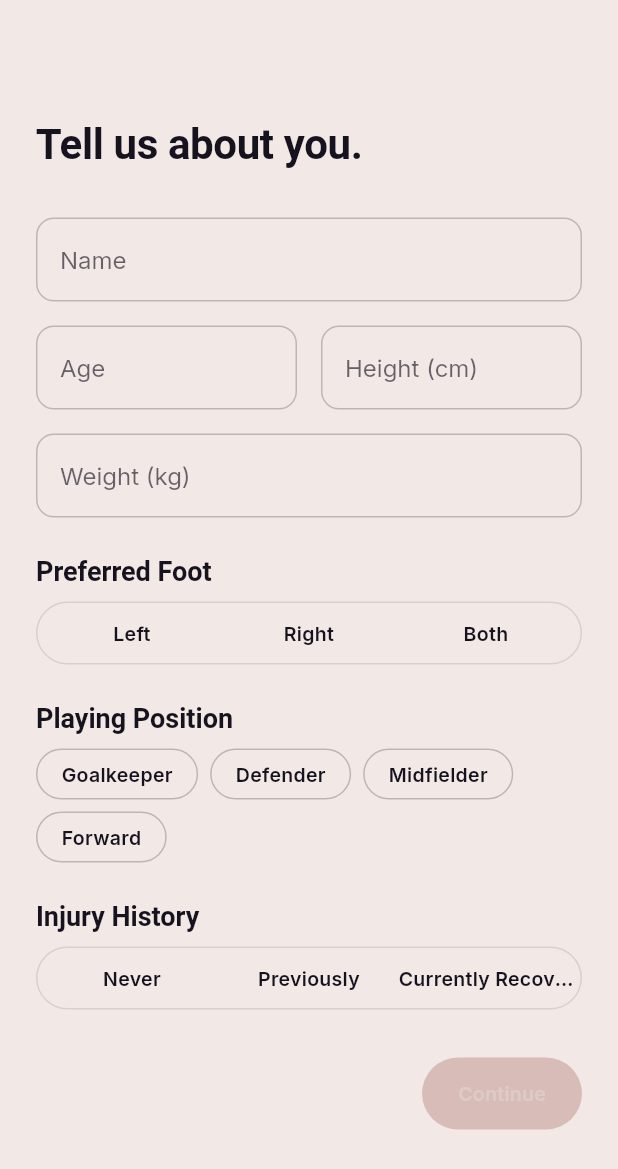
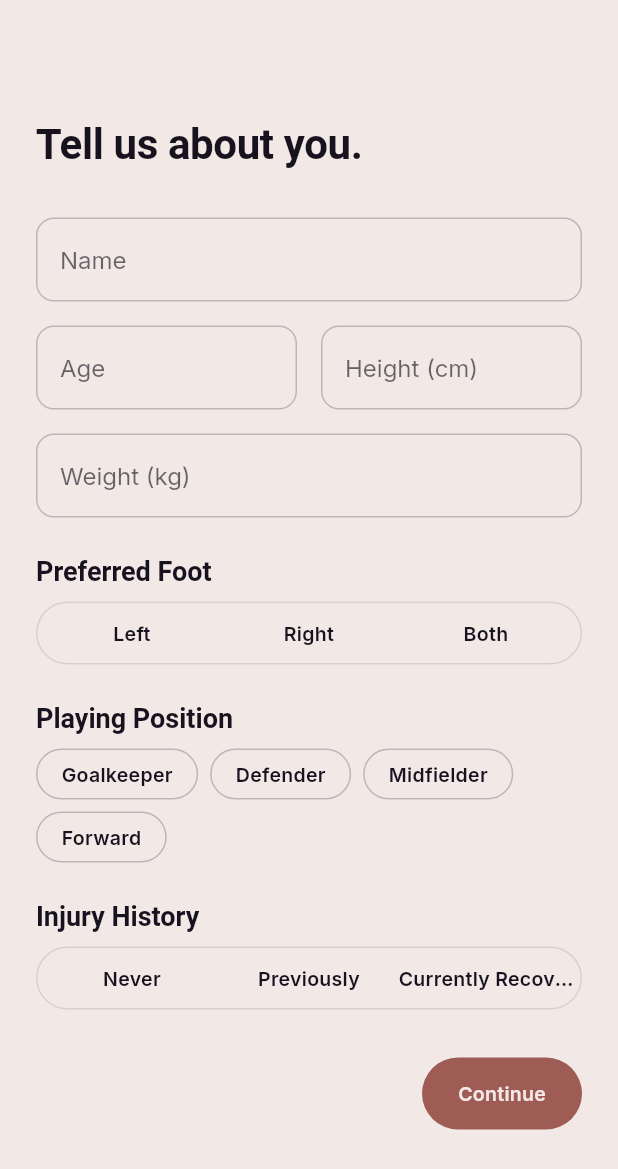
Before and after one commit to jv-013/vikzar-app, a Flutter app: the PlayerProfileScreen screen opened by its route, on a phone screen of 412 x 824 dp. Shown: the top 1169 px of the screen. Run offline on Flutter 3.47's test engine with Material 3 defaults, Android fonts, the phone set to English and light mode, and no system bars; our stand-ins replace cloud_firestore, firebase_auth, firebase_core, firebase_storage, flutter_riverpod, flutter_svg and 5 more; accounts and stored records are empty.

Commit message:
Phase 8C: Foundation Lock — diagnose empty Firestore, disclose OTP placeholder, inline validation
Root cause of the empty Firestore Console found via live reproduction
against the real vikzar-prod project, not guesswork: every onboarding
write fails with permission-denied because firestore.rules (authored in
Phase 8B) was never deployed, so the live project still runs default-deny
rules. The code's own failure handling was already correct — writes that
fail are caught and blocked, never silently succeed — confirmed live.

- Add a shared mapFirestoreError() (core/errors/firestore_failure_mapper.dart)
  fixing a real bug the investigation surfaced: cloud_firestore_web's
  runTransaction doesn't always throw a plain FirebaseException, so every
  repository's narrow `on FirebaseException catch` missed permission-denied
  and misreported it as a generic error. Replaces five duplicated
  _mapException methods.
- Onboarding Complete now shows the exact required inline copy on any
  write failure ("Couldn't save your profile. Please try again."),
  never a snackbar/dialog, never navigates on failure.
- OTP's placeholder status is now disclosed in the UI, not just in
  documentation — sign-in is real Firebase Auth, only the code itself
  goes unverified, and the screen now says so.
- Player Profile onboarding's required fields use inline "Required"
  validation instead of a silently-disabled Continue button.
- Two scoped copy fixes: Auth screen subtitle, Workspace Selection body
  (no longer claims switching is available "anytime").
- UX review of Injury History recorded as ADR-057 (Proposed, not
  implemented) — recommends a non-medical Training Availability question;
  left for the project owner to decide since it touches the frozen schema.

Firestore verification does not yet pass: deploying firestore.rules/
storage.rules to the live project is the one remaining step, and it
requires the project owner's decision — not done here.

Co-Authored-By: Claude Sonnet 5 <noreply@anthropic.com>

```diff
--- a/lib/features/onboarding/presentation/screens/player/player_profile_screen.dart
+++ b/lib/features/onboarding/presentation/screens/player/player_profile_screen.dart
@@ -32,6 +32,12 @@ class _PlayerProfileScreenState extends ConsumerState<PlayerProfileScreen> {
   PlayingPosition? _position;
   InjuryHistoryStatus? _injuryStatus;
   Set<InjuryType> _injuryTypes = {};
+
+  /// Inline validation only becomes visible once the user has tried to
+  /// continue with the form incomplete — showing every required field as
+  /// an error on first load, before anything is typed, would read as the
+  /// screen accusing the user of a mistake they haven't made yet.
+  bool _showValidation = false;
 
   @override
   void initState() {
@@ -72,34 +78,60 @@ class _PlayerProfileScreenState extends ConsumerState<PlayerProfileScreen> {
   );
 
   void _continue() {
+    if (!_current.isComplete) {
+      setState(() => _showValidation = true);
+      return;
+    }
     ref.read(playerOnboardingControllerProvider.notifier).setProfile(_current);
     context.go(OnboardingRoute.permissionsPath(WorkspaceType.player));
+  }
+
+  /// A small Caption-size, Oxide-Rose error line beneath a selection
+  /// control (segment control / chip group) that has no built-in
+  /// `errorText` slot the way [VikzarTextField] does — same error
+  /// treatment ([DESIGN_SPECIFICATION.md §18](../../../../../../DESIGN_SPECIFICATION.md)'s
+  /// Text Fields error state), just not attached to a field border.
+  Widget? _selectionError(BuildContext context, bool show) {
+    if (!show) return null;
+    final theme = Theme.of(context);
+    return Padding(
+      padding: const EdgeInsets.only(top: SpacingTokens.space4),
+      child: Text(
+        'Required',
+        style: theme.textTheme.bodySmall?.copyWith(color: theme.colorScheme.error),
+      ),
+    );
   }
 
   @override
   Widget build(BuildContext context) {
     final theme = Theme.of(context);
+    final showErrors = _showValidation;
+    final current = _current;
 
     return OnboardingStepScaffold(
       headline: 'Tell us about you.',
       showBackButton: true,
-      onContinue: _current.isComplete ? _continue : null,
+      onContinue: _continue,
       content: Column(
         crossAxisAlignment: CrossAxisAlignment.start,
         children: [
           VikzarTextField(
             label: 'Name',
             controller: _nameController,
+            errorText: showErrors && current.name.trim().isEmpty ? 'Required' : null,
             onChanged: (_) => setState(() {}),
           ),
           const SizedBox(height: SpacingTokens.space16),
           Row(
+            crossAxisAlignment: CrossAxisAlignment.start,
             children: [
               Expanded(
                 child: VikzarTextField(
                   label: 'Age',
                   controller: _ageController,
                   keyboardType: TextInputType.number,
+                  errorText: showErrors && current.age == null ? 'Required' : null,
                   onChanged: (_) => setState(() {}),
                 ),
               ),
@@ -109,6 +141,7 @@ class _PlayerProfileScreenState extends ConsumerState<PlayerProfileScreen> {
                   label: 'Height (cm)',
                   controller: _heightController,
                   keyboardType: const TextInputType.numberWithOptions(decimal: true),
+                  errorText: showErrors && current.height == null ? 'Required' : null,
                   onChanged: (_) => setState(() {}),
                 ),
               ),
@@ -119,6 +152,7 @@ class _PlayerProfileScreenState extends ConsumerState<PlayerProfileScreen> {
             label: 'Weight (kg)',
             controller: _weightController,
             keyboardType: const TextInputType.numberWithOptions(decimal: true),
+            errorText: showErrors && current.weight == null ? 'Required' : null,
             onChanged: (_) => setState(() {}),
           ),
           const SizedBox(height: SpacingTokens.space24),
@@ -130,6 +164,7 @@ class _PlayerProfileScreenState extends ConsumerState<PlayerProfileScreen> {
             selected: _foot,
             onChanged: (value) => setState(() => _foot = value),
           ),
+          ?_selectionError(context, showErrors && _foot == null),
           const SizedBox(height: SpacingTokens.space24),
           Text('Playing Position', style: theme.textTheme.titleSmall),
           const SizedBox(height: SpacingTokens.space8),
@@ -142,6 +177,7 @@ class _PlayerProfileScreenState extends ConsumerState<PlayerProfileScreen> {
               () => _position = selection.isEmpty ? null : selection.first,
             ),
           ),
+          ?_selectionError(context, showErrors && _position == null),
           const SizedBox(height: SpacingTokens.space24),
           Text('Injury History', style: theme.textTheme.titleSmall),
           const SizedBox(height: SpacingTokens.space8),
@@ -156,6 +192,7 @@ class _PlayerProfileScreenState extends ConsumerState<PlayerProfileScreen> {
               }
             }),
           ),
+          ?_selectionError(context, showErrors && _injuryStatus == null),
           VikzarExpandableSection(
             expanded: _injuryStatus == InjuryHistoryStatus.previously,
             child: VikzarChipGroup<InjuryType>(
```
Also changed, not shown: lib/app/bootstrap.dart (+11 -6 lines), lib/core/errors/firestore_failure_mapper.dart (added, +67 -0 lines), lib/features/auth/presentation/screens/auth_screen.dart (+9 -1 lines), lib/features/notifications/data/repositories/notification_repository_impl.dart (+4 -20 lines), lib/features/onboarding/presentation/screens/onboarding_complete_screen.dart (+16 -2 lines), lib/features/team/data/repositories/team_repository_impl.dart (+6 -25 lines), lib/features/workspace/data/repositories/coach_request_repository_impl.dart (+2 -14 lines), lib/features/workspace/presentation/screens/workspace_selection_screen.dart (+10 -4 lines), lib/shared/repositories/user_repository_impl.dart (+4 -20 lines), 6 other files.
